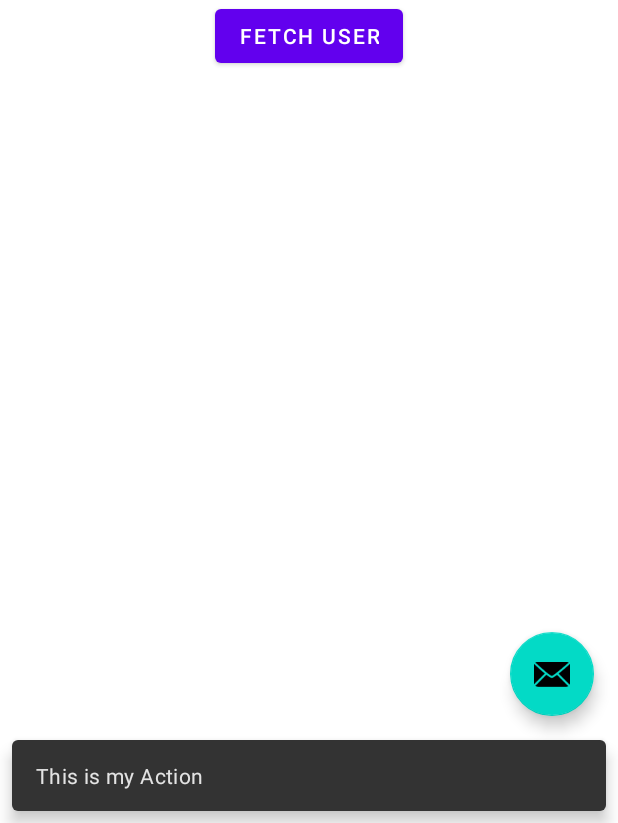
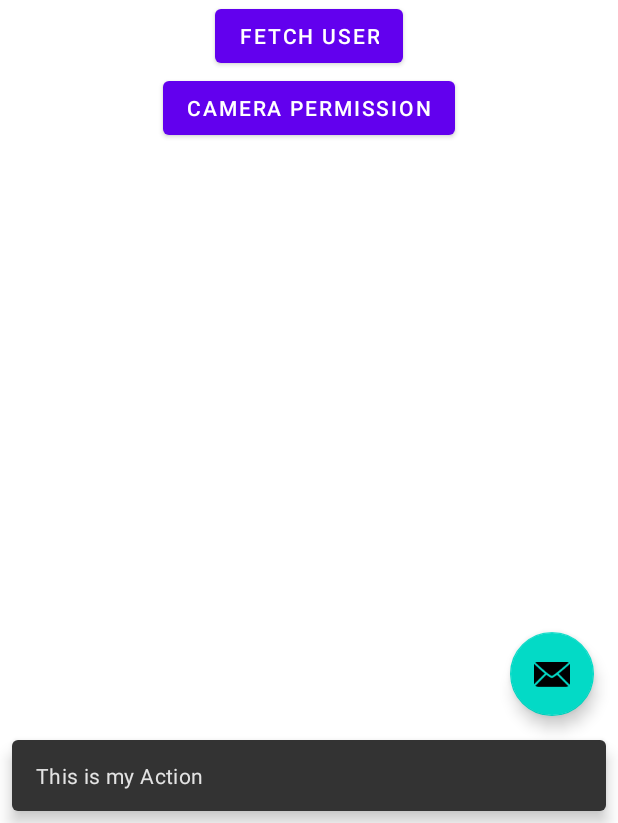
Before and after one commit to parmeshtoyou/MultiSampleApp, an Android app: the screen it shows after launch (MainActivity), after a tap on an icon or button, on a phone screen of 412 x 824 dp, the part 413-1236 px from its top. Run offline under Robolectric (Android 15) with nearby library versions, the phone set to English and light mode, and no system bars; our stand-ins replace navigation-ui; 1 statement that could not run was skipped.

Commit message:
WIP camera permission contract

```diff
--- a/app/build.gradle
+++ b/app/build.gradle
@@ -64,6 +64,9 @@ dependencies {
     implementation "org.jetbrains.kotlinx:kotlinx-coroutines-android:1.3.6"
     implementation "org.jetbrains.kotlinx:kotlinx-coroutines-core:1.4.2"
 
+    def activity_version = "1.2.0-alpha02"
+    implementation "androidx.activity:activity-ktx:$activity_version"
+
     testImplementation 'junit:junit:4.13.1'
     androidTestImplementation 'androidx.test.ext:junit:1.1.2'
     androidTestImplementation 'androidx.test.espresso:espresso-core:3.3.0'
--- a/app/src/main/AndroidManifest.xml
+++ b/app/src/main/AndroidManifest.xml
@@ -3,6 +3,7 @@
     package="com.example.multisampleapp">
 
     <uses-permission android:name="android.permission.INTERNET" />
+    <uses-permission android:name="android.permission.CAMERA" />
 
     <application
         android:allowBackup="true"
@@ -11,6 +12,11 @@
         android:roundIcon="@mipmap/ic_launcher_round"
         android:supportsRtl="true"
         android:theme="@style/AppTheme">
+        <activity android:name=".MainActivity2">
+            <intent-filter>
+                <action android:name="com.example.multisampleapp.action.MY_ACTION" />
+            </intent-filter>
+        </activity>
         <activity
             android:name=".MainActivity"
             android:label="@string/app_name"
--- a/app/src/main/java/com/example/multisampleapp/MainActivity.kt
+++ b/app/src/main/java/com/example/multisampleapp/MainActivity.kt
@@ -1,7 +1,14 @@
 package com.example.multisampleapp
 
+import android.Manifest
+import android.content.Intent
 import android.os.Bundle
+import android.util.Log
 import android.view.Menu
+import androidx.activity.invoke
+import androidx.activity.result.ActivityResultRegistry
+import androidx.activity.result.contract.ActivityResultContract
+import androidx.activity.result.contract.ActivityResultContracts
 import com.google.android.material.floatingactionbutton.FloatingActionButton
 import com.google.android.material.snackbar.Snackbar
 import com.google.android.material.navigation.NavigationView
@@ -13,6 +20,8 @@ import androidx.navigation.ui.setupWithNavController
 import androidx.drawerlayout.widget.DrawerLayout
 import androidx.appcompat.app.AppCompatActivity
 import androidx.appcompat.widget.Toolbar
+import com.example.multisampleapp.contract.MainActivityContract
+import kotlinx.android.synthetic.main.fragment_home.*
 
 class MainActivity : AppCompatActivity() {
 
@@ -28,7 +37,13 @@ class MainActivity : AppCompatActivity() {
         fab.setOnClickListener { view ->
             Snackbar.make(view, "This is my Action", Snackbar.LENGTH_LONG)
                     .setAction("Action", null).show()
+
+            //mainActivityCallback(2001)
+            //mainActivityCallback1(Intent(this@MainActivity, MainActivity2::class.java))
+            cameraPermissionContract(Manifest.permission.CAMERA)
         }
+
+
         val drawerLayout: DrawerLayout = findViewById(R.id.drawer_layout)
         val navView: NavigationView = findViewById(R.id.nav_view)
         val navController = findNavController(R.id.nav_host_fragment)
@@ -50,4 +65,20 @@ class MainActivity : AppCompatActivity() {
         val navController = findNavController(R.id.nav_host_fragment)
         return navController.navigateUp(appBarConfiguration) || super.onSupportNavigateUp()
     }
+
+    private val mainActivityCallback = prepareCall(MainActivityContract()) {
+        Log.i("TEST-PARAM", "obtained result: $it")
+    }
+
+    private val mainActivityCallback1 = prepareCall(ActivityResultContracts.StartActivityForResult()) {
+        Log.i("TEST-PARAM", "obtained result: ${it.resultCode}")
+    }
+
+    private val cameraPermissionContract = prepareCall(ActivityResultContracts.RequestPermission()) { isGranted ->
+        if (isGranted) {
+            Log.d("TEST-PARAM", "camera permission request granted")
+        } else {
+            Log.d("TEST-PARAM", "camera permission request is not granted")
+        }
+    }
 }
--- a/app/src/main/res/layout/fragment_home.xml
+++ b/app/src/main/res/layout/fragment_home.xml
@@ -22,7 +22,6 @@
             app:layout_constraintStart_toStartOf="parent"
             app:layout_constraintTop_toBottomOf="@id/recyclerView1" />
 
-
         <Button
             android:id="@+id/fetchUser"
             android:layout_width="wrap_content"
@@ -32,7 +31,12 @@
             app:layout_constraintStart_toStartOf="parent"
             app:layout_constraintTop_toBottomOf="@id/listStatus" />
 
-
-
-
+        <Button
+            android:id="@+id/cameraPermission"
+            android:layout_width="wrap_content"
+            android:layout_height="wrap_content"
+            android:text="Camera Permission"
+            app:layout_constraintEnd_toEndOf="parent"
+            app:layout_constraintStart_toStartOf="parent"
+            app:layout_constraintTop_toBottomOf="@id/fetchUser" />
 </androidx.constraintlayout.widget.ConstraintLayout>
```
Also changed, not shown: app/src/main/java/com/example/multisampleapp/MainActivity2.kt (added, +18 -0 lines), app/src/main/java/com/example/multisampleapp/contract/MainActivityContract.kt (added, +28 -0 lines), app/src/main/res/layout/activity_main2.xml (added, +29 -0 lines).
